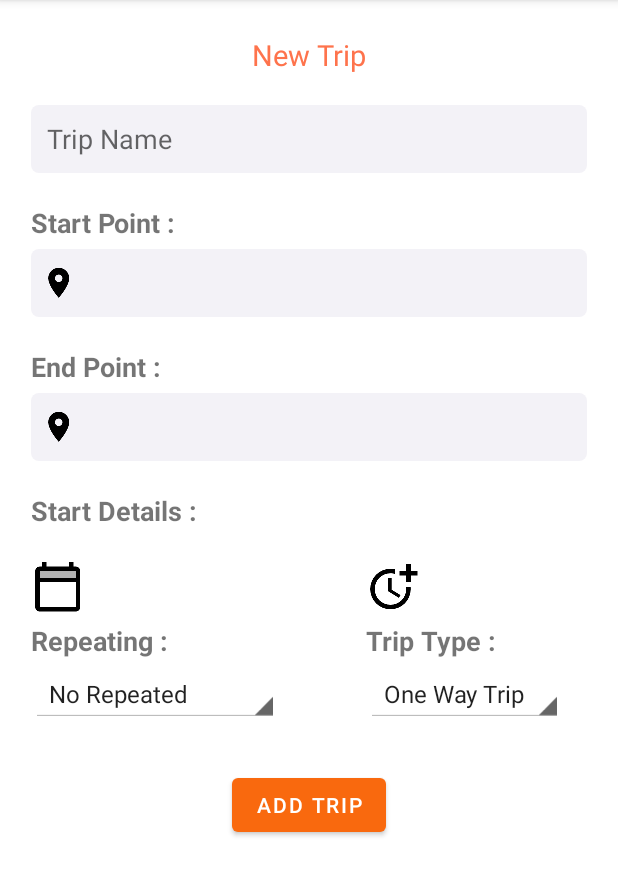
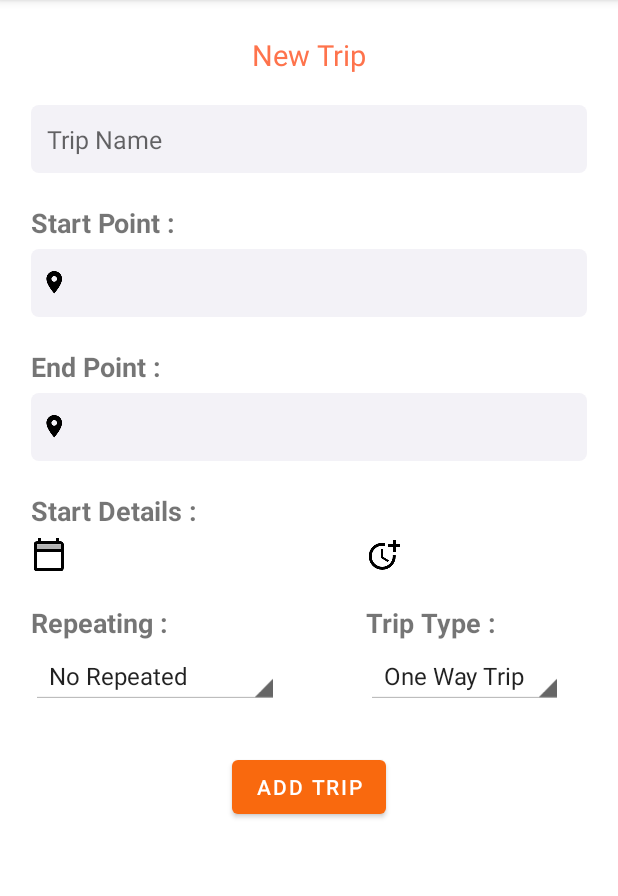
Before and after one commit to am3712/EasyTripPlanner, an Android app: the screen it shows after launch once a user with an empty profile is signed in (NewTripActivity), after a tap on "Add Trip", on a phone screen of 412 x 824 dp, the part 84-980 px from its top. Run offline under Robolectric (Android 15) with nearby library versions, the phone set to English and light mode, and no system bars; our stand-ins replace Firebase (no records; nobody signed in at launch, a user with empty details on screens opened directly), sdp/ssp sizes; libraries missing offline, so code that uses them is left out: com.mapbox.api, com.mapbox.geojson, com.mapbox.mapboxsdk; 1 statement that could not run was skipped.

Commit message:
finish Add New Trip

```diff
--- a/app/build.gradle
+++ b/app/build.gradle
@@ -57,7 +57,7 @@ dependencies {
 
     // Required only if Facebook login support is required
     // Find the latest Facebook SDK releases here: https://goo.gl/Ce5L94
-    implementation 'com.facebook.android:facebook-android-sdk:4.42.0'
+//    implementation 'com.facebook.android:facebook-android-sdk:4.42.0'
 
 
     //Size layout (SDP - a scalable size unit)
--- a/app/src/main/AndroidManifest.xml
+++ b/app/src/main/AndroidManifest.xml
@@ -7,9 +7,12 @@
     <uses-permission android:name="android.permission.INTERNET" />
     <uses-permission android:name="android.permission.ACCESS_NETWORK_STATE" />
 
+    <!-- To request foreground location access, declare one of these permissions. -->
+    <uses-permission android:name="android.permission.ACCESS_COARSE_LOCATION" />
     <uses-permission android:name="android.permission.ACCESS_FINE_LOCATION" />
 
     <application
+        android:name=".firebase.MyFirebaseApp"
         android:allowBackup="true"
         android:icon="@mipmap/ic_launcher"
         android:label="@string/app_name"
--- a/app/src/main/java/com/example/easytripplanner/Fragments/TripRecyclerViewAdapter.java
+++ b/app/src/main/java/com/example/easytripplanner/Fragments/TripRecyclerViewAdapter.java
@@ -33,8 +33,8 @@ public class TripRecyclerViewAdapter extends RecyclerView.Adapter<TripRecyclerVi
     @Override
     public void onBindViewHolder(@NonNull MyViewHolder holder, int position) {
         holder.textViewTripName.setText(trips.get(position).name);
-        holder.textViewStartPoint.setText(trips.get(position).locationFrom.Address);
-        holder.textViewEndPoint.setText(trips.get(position).locationTo.Address);
+        //holder.textViewStartPoint.setText(trips.get(position).locationFrom.Address);
+        //holder.textViewEndPoint.setText(trips.get(position).locationTo.Address);
     }
 
     @Override
--- a/app/src/main/java/com/example/easytripplanner/Fragments/past/PastFragment.java
+++ /dev/null
@@ -1,66 +0,0 @@
-package com.example.easytripplanner.Fragments.past;
-
-import android.os.Bundle;
-
-import androidx.fragment.app.Fragment;
-
-import android.view.LayoutInflater;
-import android.view.View;
-import android.view.ViewGroup;
-
-import com.example.easytripplanner.R;
-
-/**
- * A simple {@link Fragment} subclass.
- * Use the {@link PastFragment#newInstance} factory method to
- * create an instance of this fragment.
- */
-public class PastFragment extends Fragment {
-
-    // TODO: Rename parameter arguments, choose names that match
-    // the fragment initialization parameters, e.g. ARG_ITEM_NUMBER
-    private static final String ARG_PARAM1 = "param1";
-    private static final String ARG_PARAM2 = "param2";
-
-    // TODO: Rename and change types of parameters
-    private String mParam1;
-    private String mParam2;
-
-    public PastFragment() {
-        // Required empty public constructor
-    }
-
-    /**
-     * Use this factory method to create a new instance of
-     * this fragment using the provided parameters.
-     *
-     * @param param1 Parameter 1.
-     * @param param2 Parameter 2.
-     * @return A new instance of fragment PastFragment.
-     */
-    // TODO: Rename and change types and number of parameters
-    public static PastFragment newInstance(String param1, String param2) {
-        PastFragment fragment = new PastFragment();
-        Bundle args = new Bundle();
-        args.putString(ARG_PARAM1, param1);
-        args.putString(ARG_PARAM2, param2);
-        fragment.setArguments(args);
-        return fragment;
-    }
-
-    @Override
-    public void onCreate(Bundle savedInstanceState) {
-        super.onCreate(savedInstanceState);
-        if (getArguments() != null) {
-            mParam1 = getArguments().getString(ARG_PARAM1);
-            mParam2 = getArguments().getString(ARG_PARAM2);
-        }
-    }
-
-    @Override
-    public View onCreateView(LayoutInflater inflater, ViewGroup container,
-                             Bundle savedInstanceState) {
-        // Inflate the layout for this fragment
-        return inflater.inflate(R.layout.fragment_past, container, false);
-    }
-}
--- /dev/null
+++ b/app/src/main/java/com/example/easytripplanner/Fragments/upcoming/TripsViewFragment.java
@@ -0,0 +1,171 @@
+package com.example.easytripplanner.Fragments.upcoming;
+
+import android.os.Bundle;
+import android.os.Parcelable;
+import android.util.Log;
+import android.view.LayoutInflater;
+import android.view.View;
+import android.view.ViewGroup;
+
+import androidx.annotation.NonNull;
+import androidx.annotation.Nullable;
+import androidx.fragment.app.Fragment;
+import androidx.recyclerview.widget.RecyclerView;
+
+import com.example.easytripplanner.Fragments.TripRecyclerViewAdapter;
+import com.example.easytripplanner.R;
+import com.example.easytripplanner.models.Trip;
+import com.google.firebase.auth.FirebaseAuth;
+import com.google.firebase.database.DataSnapshot;
+import com.google.firebase.database.DatabaseError;
+import com.google.firebase.database.DatabaseReference;
+import com.google.firebase.database.FirebaseDatabase;
+import com.google.firebase.database.Query;
+import com.google.firebase.database.ValueEventListener;
+
+import java.util.ArrayList;
+
+/**
+ * A simple {@link Fragment} subclass.
+ */
+public class TripsViewFragment extends Fragment {
+
+    private static final String LIST_VIEW_TYPE = "LIST_TYPE";
+    private int listType;
+
+    private static final String TAG = "TripsViewFragment";
+
+    private TripRecyclerViewAdapter viewAdapter;
+
+
+    public TripsViewFragment() {
+
+    }
+
+
+    ArrayList<Trip> trips;
+    RecyclerView.LayoutManager mLayoutManager;
+    RecyclerView recyclerView;
+    public final static String LIST_STATE_KEY = "recycler_list_state";
+    Parcelable listState;
+
+    @Override
+    public void onCreate(Bundle savedInstanceState) {
+        super.onCreate(savedInstanceState);
+        trips = new ArrayList<>();
+    }
+
+    @Override
+    public View onCreateView(LayoutInflater inflater, ViewGroup container,
+                             Bundle savedInstanceState) {
+        Log.i(TAG, "onCreateView: Called");
+        if (getArguments() != null) {
+            listType = getArguments().getInt(LIST_VIEW_TYPE);
+        }
+
+        // Inflate the layout for this fragment
+        View view = inflater.inflate(R.layout.fragment_list_trip, container, false);
+        // Set the adapter
+        if (view instanceof RecyclerView) {
+            recyclerView = (RecyclerView) view;
+            viewAdapter = new TripRecyclerViewAdapter(getContext(), trips);
+            recyclerView.setAdapter(viewAdapter);
+            //recyclerView.setAdapter(new TripRecyclerViewAdapter(games, item -> ((Communicator) getActivity()).openGame(item)));
+        }
+        return view;
+    }
+
+    @Override
+    public void onActivityCreated(@Nullable Bundle savedInstanceState) {
+        super.onActivityCreated(savedInstanceState);
+        mLayoutManager = recyclerView.getLayoutManager();
+        setData();
+    }
+
+    private void setData() {
+        String userId = FirebaseAuth.getInstance().getUid();
+
+        Log.i(TAG, "setData: user id: " + userId);
+
+        FirebaseDatabase database = FirebaseDatabase.getInstance();
+
+        DatabaseReference currentUserRef = null;
+        if (userId != null) {
+            currentUserRef = database.getReference("Users").child(userId);
+            currentUserRef.keepSynced(true);
+            Log.i(TAG, "setData: currentUserRef: " + currentUserRef);
+        }
+
+        Query queryReference;
+
+        if (listType == 0) {
+            //get upcoming trips
+            queryReference = currentUserRef
+                    .orderByChild("status")
+                    .equalTo("UPCOMING");
+        } else {
+            queryReference = currentUserRef
+                    .orderByChild("status")
+                    .startAt("CANCELED")
+                    .endAt("DONE");
+        }
+
+        Log.i(TAG, "setData: queryReference: " + queryReference);
+
+        queryReference.addListenerForSingleValueEvent(new ValueEventListener() {
+            @Override
+            public void onDataChange(@NonNull DataSnapshot snapshot) {
+                Log.i(TAG, "onDataChange: snapshot: " + snapshot);
+                for (DataSnapshot dataSnapshot : snapshot.getChildren()) {
+                    trips.add(dataSnapshot.getValue(Trip.class));
+                    viewAdapter.notifyDataSetChanged();
+                }
+            }
+
+            @Override
+            public void onCancelled(@NonNull DatabaseError error) {
+
+            }
+        });
+        Log.i(TAG, "setData: trips of type: " + listType + ": " + trips);
+
+    }
+
+    @Override
+    public void onSaveInstanceState(@NonNull Bundle outState) {
+        super.onSaveInstanceState(outState);
+        // Save list state
+        listState = mLayoutManager.onSaveInstanceState();
+        outState.putParcelable(LIST_STATE_KEY, listState);
+        outState.putInt(LIST_VIEW_TYPE, listType);
+    }
+
+    @Override
+    public void onViewStateRestored(@Nullable Bundle savedInstanceState) {
+        super.onViewStateRestored(savedInstanceState);
+        // Retrieve list state and list/item positions
+        if (savedInstanceState != null) {
+            listState = savedInstanceState.getParcelable(LIST_STATE_KEY);
+            listType = savedInstanceState.getInt(LIST_VIEW_TYPE);
+        }
+    }
+
+    @Override
+    public void onResume() {
+        super.onResume();
+        if (listState != null) {
+            mLayoutManager.onRestoreInstanceState(listState);
+        }
+    }
+
+
+    public static TripsViewFragment newInstance(int type) {
+        Bundle args = new Bundle();
+        args.putInt(LIST_VIEW_TYPE, type);
+        TripsViewFragment fragment = new TripsViewFragment();
+        fragment.setArguments(args);
+        return fragment;
+    }
+
+
+}
--- a/app/src/main/java/com/example/easytripplanner/Fragments/upcoming/UpcomingFragment.java
+++ /dev/null
@@ -1,102 +0,0 @@
-package com.example.easytripplanner.Fragments.upcoming;
-
-import android.content.Context;
-import android.os.Bundle;
-import android.os.Parcelable;
-import android.view.LayoutInflater;
-import android.view.View;
-import android.view.ViewGroup;
-
-import androidx.annotation.NonNull;
-import androidx.annotation.Nullable;
-import androidx.fragment.app.Fragment;
-import androidx.recyclerview.widget.RecyclerView;
-
-import com.example.easytripplanner.Fragments.TripRecyclerViewAdapter;
-import com.example.easytripplanner.R;
-import com.example.easytripplanner.models.Trip;
-
-import java.util.ArrayList;
-
-/**
- * A simple {@link Fragment} subclass.
- */
-public class UpcomingFragment extends Fragment {
-
-    public UpcomingFragment(ArrayList<Trip> trips) {
-        this.trips = trips;
-    }
-
-    public UpcomingFragment() {
-        trips = getStaticData();
-    }
-
-
-    ArrayList<Trip> trips;
-    RecyclerView.LayoutManager mLayoutManager;
-    RecyclerView recyclerView;
-    public final static String LIST_STATE_KEY = "recycler_list_state";
-    Parcelable listState;
-
-    @Override
-    public void onCreate(Bundle savedInstanceState) {
-        super.onCreate(savedInstanceState);
-    }
-
-    @Override
-    public View onCreateView(LayoutInflater inflater, ViewGroup container,
-                             Bundle savedInstanceState) {
-        // Inflate the layout for this fragment
-        View view = inflater.inflate(R.layout.fragment_upcoming, container, false);
-        // Set the adapter
-        if (view instanceof RecyclerView) {
-            Context context = view.getContext();
-            recyclerView = (RecyclerView) view;
-            recyclerView.setAdapter(new TripRecyclerViewAdapter(getContext(), trips));
-            //recyclerView.setAdapter(new TripRecyclerViewAdapter(games, item -> ((Communicator) getActivity()).openGame(item)));
-        }
-        return view;
-    }
-
-    @Override
-    public void onActivityCreated(@Nullable Bundle savedInstanceState) {
-        super.onActivityCreated(savedInstanceState);
-        mLayoutManager = recyclerView.getLayoutManager();
-    }
-
-    @Override
-    public void onSaveInstanceState(@NonNull Bundle outState) {
-        super.onSaveInstanceState(outState);
-        // Save list state
-        listState = mLayoutManager.onSaveInstanceState();
-        outState.putParcelable(LIST_STATE_KEY, listState);
-    }
-
-    @Override
-    public void onViewStateRestored(@Nullable Bundle savedInstanceState) {
-        super.onViewStateRestored(savedInstanceState);
-        // Retrieve list state and list/item positions
-        if (savedInstanceState != null)
-            listState = savedInstanceState.getParcelable(LIST_STATE_KEY);
-    }
-
-    @Override
-    public void onResume() {
-        super.onResume();
-        if (listState != null) {
-            mLayoutManager.onRestoreInstanceState(listState);
-        }
-    }
-
-
-    private ArrayList<Trip> getStaticData() {
-        /*ArrayList<Trip> tripArrayList = new ArrayList<>();
-        tripArrayList.add(new Trip("ITI trip", "cairo", "mansoura"));
-        tripArrayList.add(new Trip("pyramids trip", "fayoum", "giza"));
-        tripArrayList.add(new Trip("Alex trip", "fayoum", "Alex"));
-        tripArrayList.add(new Trip("ITI trip", "cairo", "mansoura"));
-        tripArrayList.add(new Trip("pyramids trip", "fayoum", "giza"));
-        tripArrayList.add(new Trip("Alex trip", "fayoum", "Alex"));*/
-        return new ArrayList<>();
-    }
-}
--- a/app/src/main/java/com/example/easytripplanner/MainActivity.java
+++ b/app/src/main/java/com/example/easytripplanner/MainActivity.java
@@ -7,14 +7,16 @@ import androidx.appcompat.app.AppCompatActivity;
 import androidx.viewpager.widget.ViewPager;
 
 import com.google.android.material.tabs.TabLayout;
+import com.google.firebase.database.FirebaseDatabase;
 
 public class MainActivity extends AppCompatActivity {
+
+    private static final String TAG = "MainActivity";
 
     @Override
     protected void onCreate(Bundle savedInstanceState) {
         super.onCreate(savedInstanceState);
         setContentView(R.layout.activity_main);
-
 
         //tabs
         // Get the ViewPager and set it's PagerAdapter so that it can display items
@@ -31,4 +33,7 @@ public class MainActivity extends AppCompatActivity {
             startActivity(intent);
         });
     }
+
+
+
 }
--- a/app/src/main/java/com/example/easytripplanner/SectionsPagerAdapter.java
+++ b/app/src/main/java/com/example/easytripplanner/SectionsPagerAdapter.java
@@ -7,17 +7,14 @@ import androidx.fragment.app.Fragment;
 import androidx.fragment.app.FragmentManager;
 import androidx.fragment.app.FragmentPagerAdapter;
 
-import com.example.easytripplanner.Fragments.past.PastFragment;
-import com.example.easytripplanner.Fragments.upcoming.UpcomingFragment;
+import com.example.easytripplanner.Fragments.upcoming.TripsViewFragment;
 
 public class SectionsPagerAdapter extends FragmentPagerAdapter {
     final int PAGE_COUNT = 2;
     private final String[] tabTitles;
-    private Context context;
 
     public SectionsPagerAdapter(FragmentManager fm, Context context) {
         super(fm, BEHAVIOR_RESUME_ONLY_CURRENT_FRAGMENT);
-        this.context = context;
         tabTitles = new String[]{context.getResources().getString(R.string.upcoming_trips), context.getResources().getString(R.string.past_trips)};
     }
 
@@ -29,7 +26,7 @@ public class SectionsPagerAdapter extends FragmentPagerAdapter {
     @NonNull
     @Override
     public Fragment getItem(int position) {
-        return (position == 0) ? new UpcomingFragment() : new PastFragment();
+        return (position == 0) ? TripsViewFragment.newInstance(0) : TripsViewFragment.newInstance(1);
     }
 
     @Override
--- a/app/src/main/res/layout/activity_new_trip.xml
+++ b/app/src/main/res/layout/activity_new_trip.xml
@@ -11,7 +11,10 @@
     <androidx.constraintlayout.widget.ConstraintLayout
         android:layout_width="match_parent"
         android:layout_height="wrap_content"
-        android:paddingBottom="@dimen/_16sdp">
+        android:paddingBottom="@dimen/_16sdp"
+        android:id="@+id/my_layout"
+        android:focusable="true"
+        android:focusableInTouchMode="true" >
 
         <TextView
             android:id="@+id/tvTitle"
@@ -39,6 +42,7 @@
             android:hint="@string/trip_name"
             android:inputType="textPersonName"
             android:paddingStart="@dimen/_8sdp"
+            android:textSize="@dimen/_13ssp"
             app:layout_constraintEnd_toEndOf="parent"
             app:layout_constraintStart_toStartOf="parent"
             app:layout_constraintTop_toBottomOf="@+id/tvTitle"
@@ -63,8 +67,9 @@
             android:layout_height="@dimen/_35sdp"
             android:layout_marginTop="@dimen/_4sdp"
             android:background="@drawable/bg_edit_field"
-            android:drawableStart="@drawable/baseline_location_on_black_24"
+            android:drawableStart="@drawable/baseline_location_on_black_18"
             android:paddingStart="@dimen/_5sdp"
+            android:textSize="@dimen/_13ssp"
             app:layout_constraintEnd_toEndOf="@+id/tripNameInput"
             app:layout_constraintStart_toStartOf="@+id/textView2"
             app:layout_constraintTop_toBottomOf="@+id/textView2" />
@@ -86,8 +91,9 @@
             android:layout_height="@dimen/_35sdp"
             android:layout_marginTop="@dimen/_4sdp"
             android:background="@drawable/bg_edit_field"
-            android:drawableStart="@drawable/baseline_location_on_black_24"
+            android:drawableStart="@drawable/baseline_location_on_black_18"
             android:paddingStart="@dimen/_5sdp"
+            android:textSize="@dimen/_13ssp"
             app:layout_constraintEnd_toEndOf="@+id/startPointSearchView"
             app:layout_constraintStart_toStartOf="@+id/textView4"
             app:layout_constraintTop_toBottomOf="@+id/textView4" />
@@ -107,12 +113,22 @@
             android:id="@+id/calender_btn"
             android:layout_width="wrap_content"
             android:layout_height="wrap_content"
-            android:layout_marginTop="@dimen/_16sdp"
+            android:layout_marginTop="@dimen/_4sdp"
             android:background="@color/white"
             android:contentDescription="@string/calender_image"
-            android:src="@drawable/twotone_calendar_today_black_36"
+            android:src="@drawable/twotone_calendar_today_black_24"
             app:layout_constraintStart_toStartOf="@+id/textView5"
             app:layout_constraintTop_toBottomOf="@+id/textView3" />
+
+        <TextView
+            android:id="@+id/dateTextView"
+            android:layout_width="wrap_content"
+            android:layout_height="wrap_content"
+            android:textSize="@dimen/_12ssp"
+            android:layout_marginStart="@dimen/_4sdp"
+            app:layout_constraintBottom_toBottomOf="@+id/calender_btn"
+            app:layout_constraintStart_toEndOf="@+id/calender_btn"
+            app:layout_constraintTop_toTopOf="@+id/calender_btn" />
 
         <ImageButton
             android:id="@+id/timeBtn"
@@ -120,7 +136,7 @@
             android:layout_height="wrap_content"
             android:background="@color/white"
             android:contentDescription="@string/time_image"
-            android:src="@drawable/twotone_more_time_black_36"
+            android:src="@drawable/twotone_more_time_black_24"
             app:layout_constraintStart_toStartOf="@+id/textView6"
             app:layout_constraintTop_toTopOf="@+id/calender_btn" />
 
@@ -128,9 +144,9 @@
             android:id="@+id/textView5"
             android:layout_width="wrap_content"
             android:layout_height="wrap_content"
-            android:layout_marginTop="@dimen/_4sdp"
+            android:layout_marginTop="@dimen/_16sdp"
             android:text="@string/repeating"
-            android:textSize="@dimen/_14sdp"
+            android:textSize="@dimen/_14ssp"
             android:textStyle="bold"
             app:layout_constraintStart_toStartOf="@+id/endPointSearchView"
             app:layout_constraintTop_toBottomOf="@+id/calender_btn" />
@@ -151,7 +167,7 @@
             android:layout_width="wrap_content"
             android:layout_height="wrap_content"
             android:text="@string/trip_type"
-            android:textSize="@dimen/_14sdp"
+            android:textSize="@dimen/_14ssp"
             android:textStyle="bold"
             app:layout_constraintStart_toEndOf="@+id/tvTitle"
             app:layout_constraintTop_toTopOf="@+id/textView5" />
@@ -176,5 +192,16 @@
             app:layout_constraintEnd_toEndOf="parent"
             app:layout_constraintStart_toStartOf="parent"
             app:layout_constraintTop_toBottomOf="@+id/repeating_spinner" />
+
+        <TextView
+            android:id="@+id/timeTextView"
+            android:layout_width="wrap_content"
+            android:layout_height="wrap_content"
+            android:textSize="@dimen/_12ssp"
+            android:layout_marginStart="@dimen/_4sdp"
+            app:layout_constraintBottom_toBottomOf="@+id/timeBtn"
+            app:layout_constraintStart_toEndOf="@+id/timeBtn"
+            app:layout_constraintTop_toTopOf="@+id/timeBtn" />
+
     </androidx.constraintlayout.widget.ConstraintLayout>
 </ScrollView>
--- a/app/src/main/res/layout/fragment_upcoming.xml
+++ b/app/src/main/res/layout/fragment_list_trip.xml
@@ -6,4 +6,4 @@
     android:layout_width="match_parent"
     android:layout_height="match_parent"
     app:layoutManager="LinearLayoutManager"
-    tools:context=".Fragments.upcoming.UpcomingFragment" />
+    tools:context=".Fragments.upcoming.TripsViewFragment" />
```
Also changed, not shown: app/src/main/java/com/example/easytripplanner/NewTripActivity.java (+92 -10 lines), app/src/main/java/com/example/easytripplanner/firebase/MyFirebaseApp.java (added, +13 -0 lines), app/src/main/java/com/example/easytripplanner/models/TripLocation.java (+16 -1 lines), app/src/main/res/layout/fragment_past.xml (deleted, +0 -16 lines), 1 other file.
